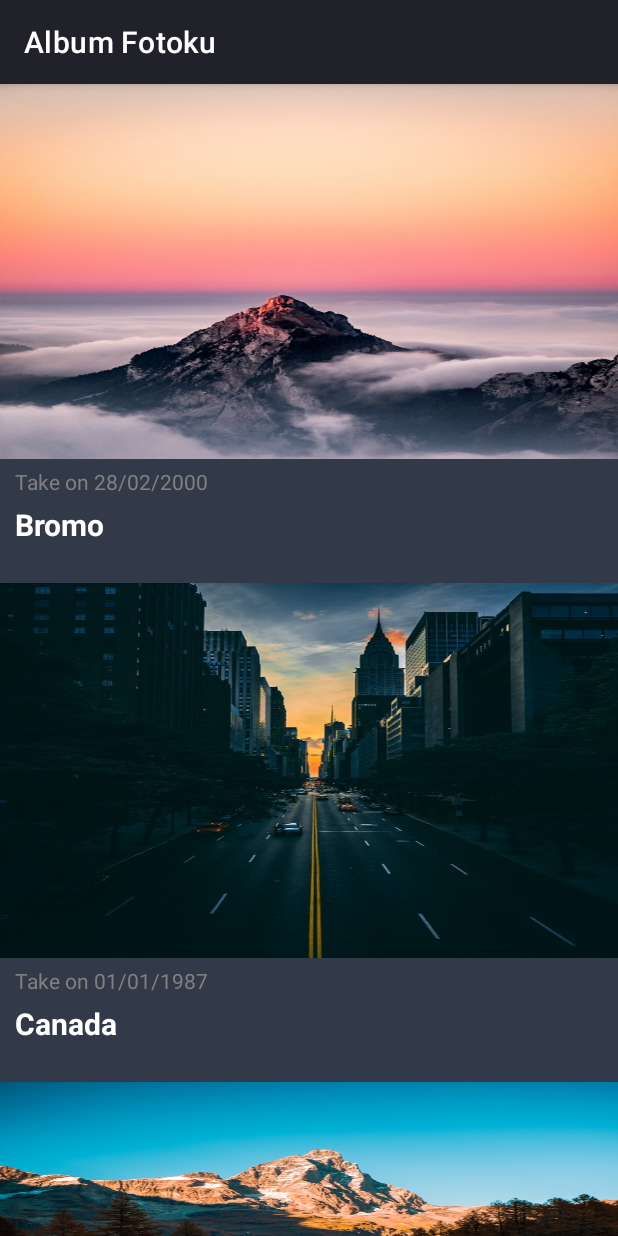
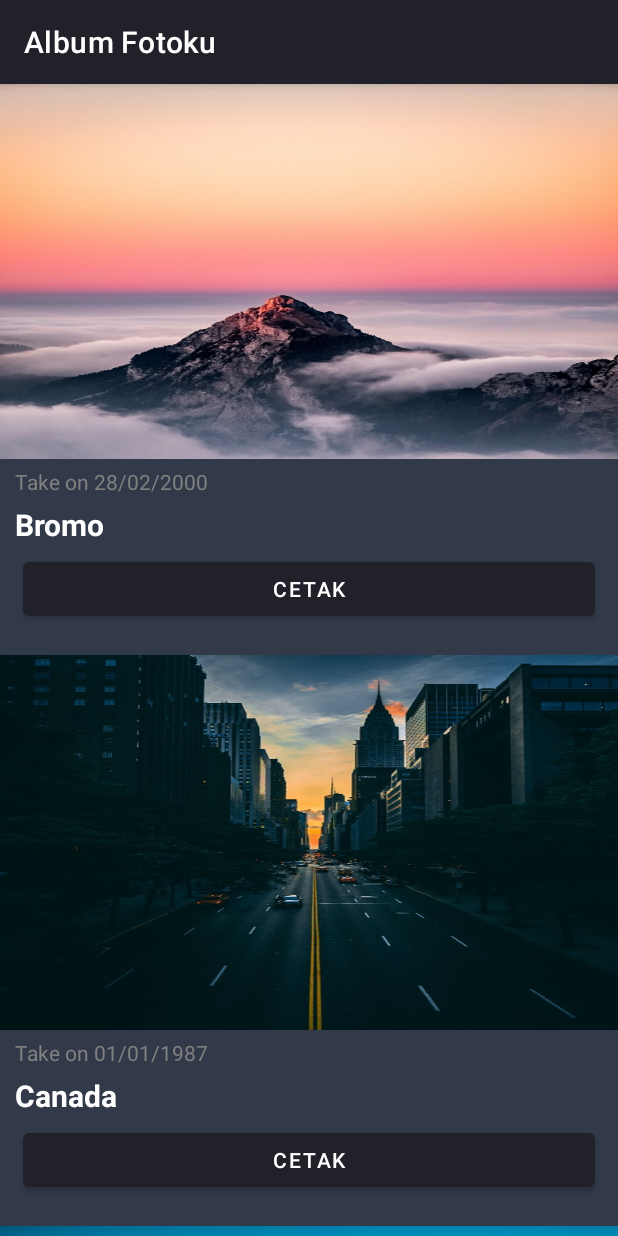
Before and after one commit to Dicky-27/AlbumFotoku, an Android app: the screen it shows after launch (MainActivity), on a phone screen of 412 x 824 dp. Run offline under Robolectric (Android 15) with nearby library versions, the phone set to English and light mode, and no system bars.

Commit message:
feat(MainActivity): Adjust UI modul2

```diff
--- a/app/src/main/java/com/example/modul1/activity/MainActivity.kt
+++ b/app/src/main/java/com/example/modul1/activity/MainActivity.kt
@@ -4,6 +4,7 @@ import android.annotation.SuppressLint
 import androidx.appcompat.app.AppCompatActivity
 import android.os.Bundle
 import android.view.LayoutInflater
+import android.view.View
 import android.widget.*
 import com.example.modul1.R
 import com.example.modul1.datasource.LocalData
@@ -20,13 +21,17 @@ class MainActivity : AppCompatActivity() {
         val gallery = findViewById<LinearLayout>(R.id.gallery)
         val inflater = LayoutInflater.from(this)
         for (element in LocalData.images) {
+            var isHidden = true
             val view = inflater.inflate(R.layout.item, gallery, false)
             val title = view.findViewById<TextView>(R.id.text)
             val dateText = view.findViewById<TextView>(R.id.date_text)
             val image = view.findViewById<ImageView>(R.id.image)
+            val sizeView = view.findViewById<LinearLayout>(R.id.linearHorizontal)
+            val cetakButton = view.findViewById<Button>(R.id.cetak)
             title.text = element.title
             dateText.text = "Take on "+element.date
             image.setImageResource(element.name)
+            sizeView.setVisible(isHidden)
             view.setOnLongClickListener {
                 Toast.makeText(
                     this,
@@ -35,7 +40,19 @@ class MainActivity : AppCompatActivity() {
                 ).show()
                 true
             }
+            cetakButton.setOnClickListener {
+                isHidden = !isHidden
+                sizeView.setVisible(isHidden)
+            }
             gallery.addView(view)
         }
     }
+
+    private fun View.setVisible(isHidden: Boolean) {
+        visibility = if (isHidden) {
+            View.GONE
+        } else {
+            View.VISIBLE
+        }
+    }
 }
--- a/app/src/main/res/layout/item.xml
+++ b/app/src/main/res/layout/item.xml
@@ -36,5 +36,49 @@
             android:paddingHorizontal="10dp"
             android:textColor="@color/white"/>
 
+        <Button
+            android:id="@+id/cetak"
+            android:layout_width="match_parent"
+            android:layout_height="wrap_content"
+            android:layout_marginHorizontal="15dp"
+            android:text="Cetak" />
+
+        <LinearLayout
+            android:id="@+id/linearHorizontal"
+            android:layout_width="match_parent"
+            android:layout_height="wrap_content"
+            android:layout_gravity="center"
+            android:gravity="center"
+            android:orientation="horizontal">
+
+                <Button
+                    android:id="@+id/first"
+                    android:layout_width="wrap_content"
+                    android:layout_height="wrap_content"
+                    android:layout_marginHorizontal="5dp"
+                    android:text="3R" />
+
+                <Button
+                    android:id="@+id/second"
+                    android:layout_width="wrap_content"
+                    android:layout_height="wrap_content"
+                    android:layout_marginHorizontal="5dp"
+                    android:text="4R" />
+
+                <Button
+                    android:id="@+id/third"
+                    android:layout_width="wrap_content"
+                    android:layout_height="wrap_content"
+                    android:layout_marginHorizontal="5dp"
+                    android:text="8R" />
+
+                <Button
+                    android:id="@+id/fourt"
+                    android:layout_width="wrap_content"
+                    android:layout_height="wrap_content"
+                    android:layout_marginHorizontal="5dp"
+                    android:text="10R" />
+
+        </LinearLayout>
 
 </LinearLayout>
```
Also changed, not shown: app/src/main/java/com/example/modul1/model/CartItem.kt (added, +7 -0 lines), app/src/main/res/drawable-v24/ic_baseline_add_box_24.xml (added, +10 -0 lines), app/src/main/res/drawable-v24/ic_baseline_indeterminate_check_box_24.xml (added, +10 -0 lines), app/src/main/res/layout/item_row_cart.xml (added, +86 -0 lines).
